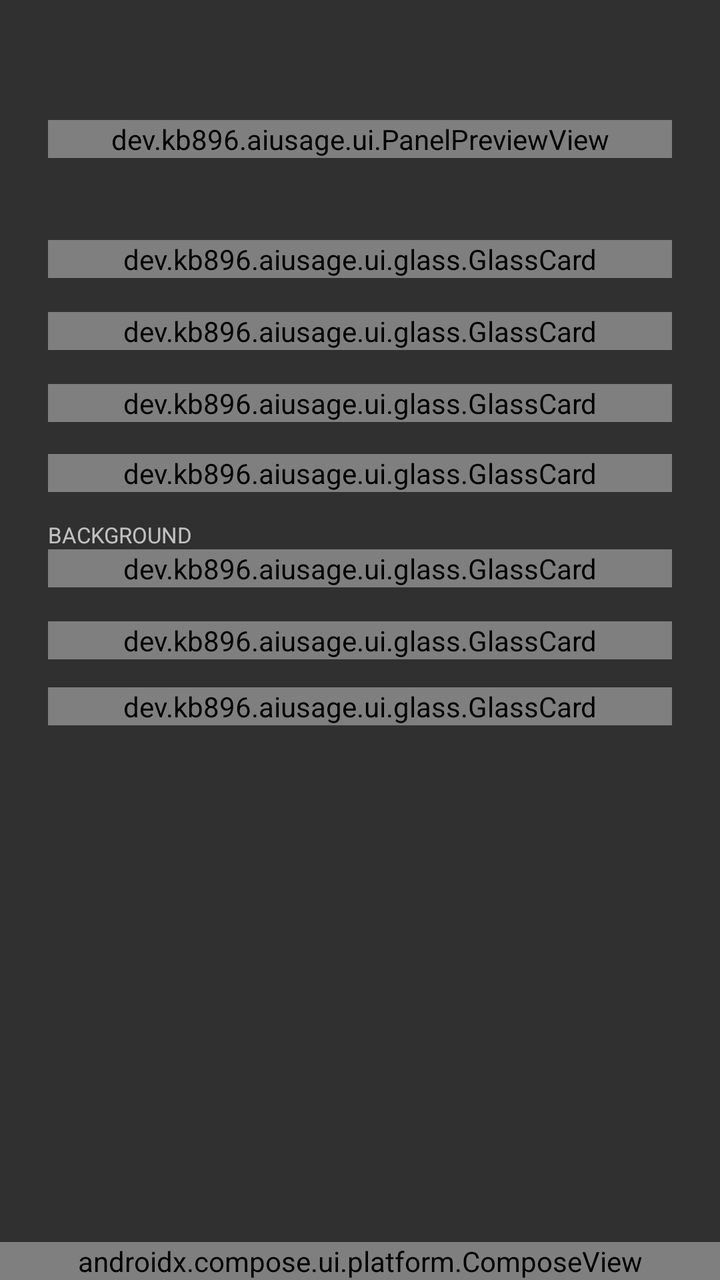
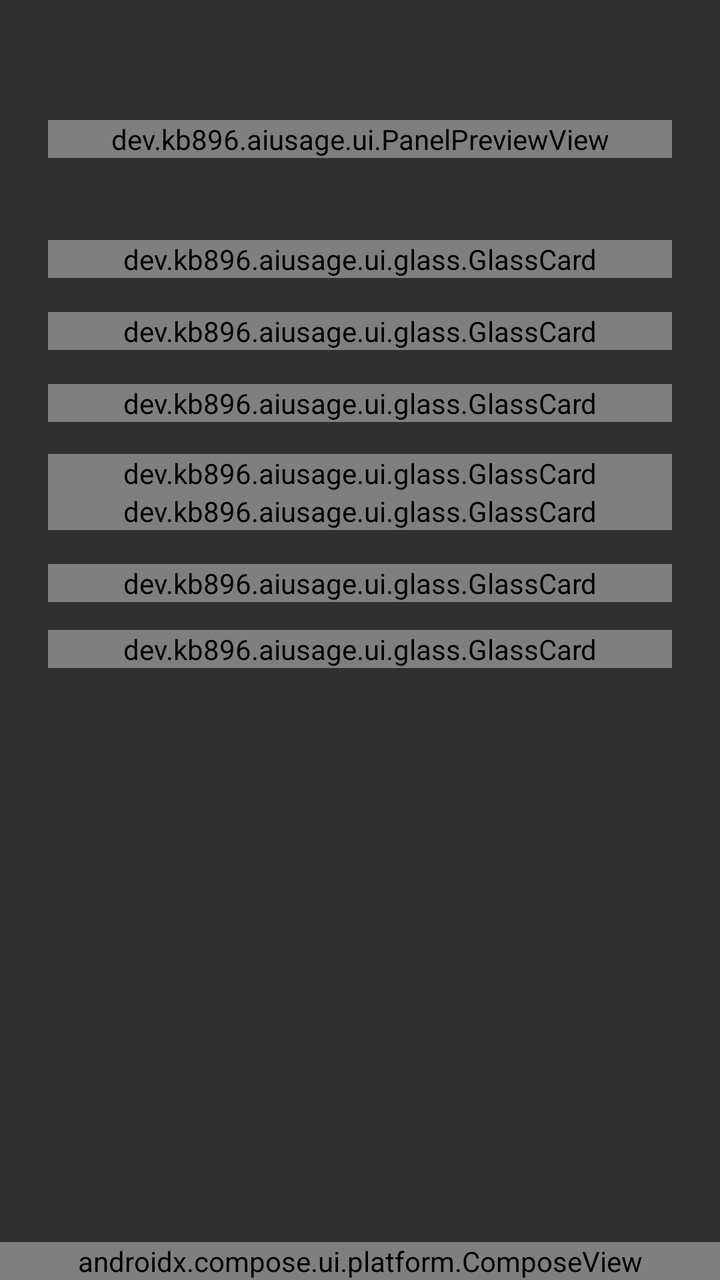

Two renders of the same Android screen: before a commit and after it. Below are the layout's source before the change and the commit's diff.
<!-- AndroidManifest.xml: application theme android:Theme.Material.NoActionBar -->
<!-- res/layout/activity_main.xml -->
<?xml version="1.0" encoding="utf-8"?>
<FrameLayout xmlns:android="http://schemas.android.com/apk/res/android"
    android:id="@+id/root_host"
    android:layout_width="match_parent"
    android:layout_height="match_parent">

<LinearLayout
    android:id="@+id/root_layout"
    android:layout_width="match_parent"
    android:layout_height="match_parent"
    android:orientation="vertical">

    <TextView
        android:id="@+id/preview_heading"
        android:layout_width="match_parent"
        android:layout_height="wrap_content"
        android:visibility="gone"
        android:text="ON THE BACK"
        android:textSize="12sp" />

    
    <LinearLayout
        android:layout_width="match_parent"
        android:layout_height="wrap_content"
        android:gravity="center_vertical"
        android:orientation="horizontal"
        android:paddingStart="24dp"
        android:paddingTop="18dp"
        android:paddingEnd="24dp">

        <ImageView
            android:id="@+id/app_icon"
            android:layout_width="34dp"
            android:layout_height="34dp"
            android:importantForAccessibility="no" />

        <TextView
            android:id="@+id/app_name"
            android:layout_width="wrap_content"
            android:layout_height="wrap_content"
            android:layout_marginStart="12dp"
            android:textColor="#FFFFFFFF"
            android:textSize="20sp" />
    </LinearLayout>

    <dev.kb896.aiusage.ui.PanelPreviewView
        android:id="@+id/panel_preview"
        android:layout_width="match_parent"
        android:layout_height="wrap_content"
        android:layout_marginStart="24dp"
        android:layout_marginTop="8dp"
        android:layout_marginEnd="24dp" />

    <View
        android:id="@+id/rule_pinned"
        android:layout_width="match_parent"
        android:layout_height="1dp"
        android:layout_marginTop="16dp" />

    <ScrollView
        android:id="@+id/root_scroll"
        android:layout_width="match_parent"
        android:layout_height="0dp"
        android:layout_weight="1"
        android:clipToPadding="false">

        <LinearLayout
            android:id="@+id/settings_layout"
            android:layout_width="match_parent"
            android:layout_height="wrap_content"
            android:orientation="vertical"
            android:padding="24dp">

        
        <dev.kb896.aiusage.ui.glass.GlassCard
            android:id="@+id/card_recovery"
            android:layout_width="match_parent"
            android:layout_height="wrap_content"
            android:orientation="vertical">

        
        <TextView
            android:id="@+id/recovery_note"
            android:layout_width="match_parent"
            android:layout_height="wrap_content"
            android:layout_marginTop="12dp"
            android:textSize="13sp"
            android:visibility="gone" />

        <HorizontalScrollView
            android:id="@+id/recovery_scroll"
            android:layout_width="match_parent"
            android:layout_height="wrap_content"
            android:layout_marginTop="4dp"
            android:scrollbars="horizontal"
            android:visibility="gone">

            <EditText
                android:id="@+id/recovery_command"
                android:layout_width="wrap_content"
                android:layout_height="wrap_content"
                android:background="@android:color/transparent"
                android:cursorVisible="false"
                android:importantForAutofill="no"
                android:inputType="none"
                android:paddingTop="2dp"
                android:paddingBottom="2dp"
                android:singleLine="true"
                android:textSize="13sp" />
        </HorizontalScrollView>

        <TextView
            android:id="@+id/recovery_display_absent"
            android:layout_width="match_parent"
            android:layout_height="wrap_content"
            android:layout_marginTop="8dp"
            android:textSize="13sp"
            android:visibility="gone" />

        </dev.kb896.aiusage.ui.glass.GlassCard>

        <View
            android:id="@+id/rule_1"
            android:layout_width="match_parent"
            android:layout_height="1dp"
            android:layout_marginTop="16dp" />

        <TextView
            android:id="@+id/setup_heading"
            android:layout_width="match_parent"
            android:layout_height="wrap_content"
            android:text="ONBOARDING"
            android:textSize="12sp"
            android:visibility="gone" />

        <dev.kb896.aiusage.ui.glass.GlassCard
            android:id="@+id/card_setup"
            android:layout_width="match_parent"
            android:layout_height="wrap_content"
            android:orientation="vertical">

        <LinearLayout
            android:id="@+id/setup_rows"
            android:layout_width="match_parent"
            android:layout_height="wrap_content"
            android:orientation="vertical" />

        </dev.kb896.aiusage.ui.glass.GlassCard>

        
        <LinearLayout
            android:id="@+id/tab_general"
            android:layout_width="match_parent"
            android:layout_height="wrap_content"
            android:orientation="vertical">

        <View
            android:id="@+id/rule_2"
            android:layout_width="match_parent"
            android:layout_height="1dp"
            android:layout_marginTop="16dp" />

        <dev.kb896.aiusage.ui.glass.GlassCard
            android:id="@+id/card_control"
            android:layout_width="match_parent"
            android:layout_height="wrap_content"
            android:orientation="vertical">

        
        <dev.kb896.aiusage.ui.glass.GlassButton
            android:id="@+id/show_button"
            android:layout_width="match_parent"
            android:layout_height="wrap_content"
            android:text="Show on the back"
            android:textSize="13sp" />

        </dev.kb896.aiusage.ui.glass.GlassCard>

        <dev.kb896.aiusage.ui.glass.GlassCard
            android:id="@+id/card_general"
            android:layout_width="match_parent"
            android:layout_height="wrap_content"
            android:layout_marginTop="16dp"
            android:orientation="vertical">

        <LinearLayout
            android:id="@+id/general_rows"
            android:layout_width="match_parent"
            android:layout_height="wrap_content"
            android:orientation="vertical" />

        </dev.kb896.aiusage.ui.glass.GlassCard>

        
        <TextView
            android:id="@+id/backdrop_heading"
            android:layout_width="match_parent"
            android:layout_height="wrap_content"
            android:layout_marginTop="14dp"
            android:text="BACKGROUND"
            android:textSize="11sp" />

        <dev.kb896.aiusage.ui.glass.GlassCard
            android:id="@+id/card_backdrop"
            android:layout_width="match_parent"
            android:layout_height="wrap_content"
            android:orientation="vertical">

        <LinearLayout
            android:layout_width="match_parent"
            android:layout_height="wrap_content"
            android:layout_marginTop="4dp"
            android:baselineAligned="false"
            android:orientation="horizontal">

            <dev.kb896.aiusage.ui.glass.GlassButton
                android:id="@+id/backdrop_color"
                android:layout_width="0dp"
                android:layout_height="wrap_content"
                android:layout_weight="1"
                android:text="COLOR"
                android:textSize="13sp" />

            <dev.kb896.aiusage.ui.glass.GlassButton
                android:id="@+id/backdrop_pick"
                android:layout_width="0dp"
                android:layout_height="wrap_content"
                android:layout_marginStart="6dp"
                android:layout_weight="1"
                android:text="IMAGE"
                android:textSize="13sp" />

            <dev.kb896.aiusage.ui.glass.GlassIconButton
                android:id="@+id/backdrop_clear"
                android:layout_width="52dp"
                android:layout_height="match_parent"
                android:layout_marginStart="6dp"
                android:contentDescription="Remove the background image"
                android:scaleType="centerInside"
                android:src="@drawable/ic_trash" />
        </LinearLayout>

        </dev.kb896.aiusage.ui.glass.GlassCard>

        <View
            android:id="@+id/rule_advanced"
            android:layout_width="match_parent"
            android:layout_height="1dp"
            android:layout_marginTop="16dp" />

        <dev.kb896.aiusage.ui.glass.GlassCard
            android:id="@+id/card_advanced"
            android:layout_width="match_parent"
            android:layout_height="wrap_content"
            android:orientation="vertical">

        <TextView
            android:id="@+id/geo_heading"
            android:layout_width="match_parent"
            android:layout_height="wrap_content"
            android:layout_marginTop="16dp"
            android:text="ADVANCED  ▸"
            android:textSize="12sp" />

        <LinearLayout
            android:id="@+id/geo_body"
            android:layout_width="match_parent"
            android:layout_height="wrap_content"
            android:orientation="vertical"
            android:visibility="gone">

        <TextView
            android:id="@+id/geo_hint"
            android:layout_width="match_parent"
            android:layout_height="wrap_content"
            android:layout_marginTop="4dp"
            android:text="For a phone whose rear display is not the one this was measured on — a larger model, say. Both rings share X and radius so they cannot drift apart. Changes show on the back as you drag."
            android:textSize="10sp" />

        <LinearLayout
            android:id="@+id/advanced_rows"
            android:layout_width="match_parent"
            android:layout_height="wrap_content"
            android:orientation="vertical" />

        <TextView
            android:id="@+id/geo_cx_label"
            android:layout_width="match_parent"
            android:layout_height="wrap_content"
            android:layout_marginTop="10dp"
            android:text="RING X"
            android:textSize="11sp" />

        <dev.kb896.aiusage.ui.glass.GlassSlider
            style="@style/PanelSeekBar"
            android:id="@+id/geo_cx"
            android:layout_width="match_parent"
            android:layout_height="wrap_content" />

        <TextView
            android:id="@+id/geo_cy1_label"
            android:layout_width="match_parent"
            android:layout_height="wrap_content"
            android:layout_marginTop="10dp"
            android:text="PERSONAL Y"
            android:textSize="11sp" />

        <dev.kb896.aiusage.ui.glass.GlassSlider
            style="@style/PanelSeekBar"
            android:id="@+id/geo_cy1"
            android:layout_width="match_parent"
            android:layout_height="wrap_content" />

        <TextView
            android:id="@+id/geo_cy2_label"
            android:layout_width="match_parent"
            android:layout_height="wrap_content"
            android:layout_marginTop="10dp"
            android:text="WORK Y"
            android:textSize="11sp" />

        <dev.kb896.aiusage.ui.glass.GlassSlider
            style="@style/PanelSeekBar"
            android:id="@+id/geo_cy2"
            android:layout_width="match_parent"
            android:layout_height="wrap_content" />

        <TextView
            android:id="@+id/geo_radius_label"
            android:layout_width="match_parent"
            android:layout_height="wrap_content"
            android:layout_marginTop="10dp"
            android:text="RADIUS"
            android:textSize="11sp" />

        <dev.kb896.aiusage.ui.glass.GlassSlider
            style="@style/PanelSeekBar"
            android:id="@+id/geo_radius"
            android:layout_width="match_parent"
            android:layout_height="wrap_content" />

        <TextView
            android:id="@+id/geo_stroke_label"
            android:layout_width="match_parent"
            android:layout_height="wrap_content"
            android:layout_marginTop="10dp"
            android:text="STROKE"
            android:textSize="11sp" />

        <dev.kb896.aiusage.ui.glass.GlassSlider
            style="@style/PanelSeekBar"
            android:id="@+id/geo_stroke"
            android:layout_width="match_parent"
            android:layout_height="wrap_content" />

        <dev.kb896.aiusage.ui.glass.GlassButton
            android:id="@+id/geo_reset"
            android:layout_width="match_parent"
            android:layout_height="wrap_content"
            android:layout_marginTop="12dp"
            android:text="Reset to measured defaults"
            android:textSize="13sp" />

        </LinearLayout>

        </dev.kb896.aiusage.ui.glass.GlassCard>

        
        <FrameLayout
            android:id="@+id/debug_slot"
            android:layout_width="match_parent"
            android:layout_height="wrap_content" />

        
        <dev.kb896.aiusage.ui.glass.GlassCard
            android:id="@+id/card_credits"
            android:layout_width="match_parent"
            android:layout_height="wrap_content"
            android:layout_marginTop="14dp"
            android:orientation="vertical">

        <dev.kb896.aiusage.ui.glass.GlassButton
            android:id="@+id/credits"
            android:layout_width="match_parent"
            android:layout_height="wrap_content"
            android:layout_marginTop="4dp"
            android:text="Credits"
            android:textSize="13sp" />

        </dev.kb896.aiusage.ui.glass.GlassCard>

        </LinearLayout>

        <LinearLayout
            android:id="@+id/tab_usage"
            android:visibility="gone"
            android:layout_width="match_parent"
            android:layout_height="wrap_content"
            android:orientation="vertical">

        <View
            android:id="@+id/rule_settings"
            android:layout_width="match_parent"
            android:layout_height="1dp"
            android:layout_marginTop="16dp" />

        <TextView
            android:id="@+id/settings_heading"
            android:visibility="gone"
            android:layout_width="match_parent"
            android:layout_height="wrap_content"
            android:layout_marginTop="16dp"
            android:text="PANEL"
            android:textSize="12sp" />

        <dev.kb896.aiusage.ui.glass.GlassCard
            android:id="@+id/card_panel"
            android:layout_width="match_parent"
            android:layout_height="wrap_content"
            android:orientation="vertical">

        <TextView
            android:id="@+id/settings_title_label"
            android:layout_width="match_parent"
            android:layout_height="wrap_content"
            android:layout_marginTop="10dp"
            android:text="TITLE"
            android:textSize="11sp" />

        
        <LinearLayout
            android:layout_width="match_parent"
            android:layout_height="wrap_content"
            android:layout_marginTop="2dp"
            android:baselineAligned="false"
            android:gravity="center_vertical"
            android:orientation="horizontal">

            <dev.kb896.aiusage.ui.glass.GlassField
                android:id="@+id/settings_title"
                android:layout_width="0dp"
                android:layout_height="wrap_content"
                android:layout_weight="1"
                android:hint="CLAUDE USAGE"
                android:inputType="textCapCharacters"
                android:maxLines="1"
                android:textSize="14sp" />

            <dev.kb896.aiusage.ui.glass.GlassChip
                android:id="@+id/settings_title_color"
                android:layout_width="36dp"
                android:layout_height="36dp"
                android:layout_marginStart="12dp" />
        </LinearLayout>

        <LinearLayout
            android:id="@+id/settings_rows"
            android:layout_width="match_parent"
            android:layout_height="wrap_content"
            android:orientation="vertical" />

        </dev.kb896.aiusage.ui.glass.GlassCard>

        <TextView
            android:id="@+id/settings_art_label"
            android:layout_width="match_parent"
            android:layout_height="wrap_content"
            android:layout_marginTop="14dp"
            android:text="BOTTOM ARTWORK"
            android:textSize="11sp" />

        <dev.kb896.aiusage.ui.glass.GlassCard
            android:id="@+id/card_art"
            android:layout_width="match_parent"
            android:layout_height="wrap_content"
            android:orientation="vertical">

        <dev.kb896.aiusage.ui.glass.GlassButton
            android:id="@+id/art_pick"
            android:layout_width="match_parent"
            android:layout_height="wrap_content"
            android:layout_marginTop="4dp"
            android:text="Choose an image"
            android:textSize="13sp" />

        </dev.kb896.aiusage.ui.glass.GlassCard>

        </LinearLayout>

        <LinearLayout
            android:id="@+id/tab_clock"
            android:layout_width="match_parent"
            android:layout_height="wrap_content"
            android:orientation="vertical"
            android:visibility="gone">

        <TextView
            android:id="@+id/clock_heading"
            android:visibility="gone"
            android:layout_width="match_parent"
            android:layout_height="wrap_content"
            android:layout_marginTop="16dp"
            android:text="CLOCK PAGE"
            android:textSize="12sp" />

        <dev.kb896.aiusage.ui.glass.GlassCard
            android:id="@+id/card_clock"
            android:layout_width="match_parent"
            android:layout_height="wrap_content"
            android:orientation="vertical">

        <LinearLayout
            android:id="@+id/clock_rows"
            android:layout_width="match_parent"
            android:layout_height="wrap_content"
            android:orientation="vertical" />

        </dev.kb896.aiusage.ui.glass.GlassCard>

        </LinearLayout>

        <LinearLayout
            android:id="@+id/tab_media"
            android:layout_width="match_parent"
            android:layout_height="wrap_content"
            android:orientation="vertical"
            android:visibility="gone">

        <TextView
            android:id="@+id/media_heading"
            android:visibility="gone"
            android:layout_width="match_parent"
            android:layout_height="wrap_content"
            android:layout_marginTop="16dp"
            android:text="MEDIA PAGE"
            android:textSize="12sp" />

        <dev.kb896.aiusage.ui.glass.GlassCard
            android:id="@+id/card_media"
            android:layout_width="match_parent"
            android:layout_height="wrap_content"
            android:orientation="vertical">

        <LinearLayout
            android:id="@+id/media_rows"
            android:layout_width="match_parent"
            android:layout_height="wrap_content"
            android:orientation="vertical" />

        </dev.kb896.aiusage.ui.glass.GlassCard>

        </LinearLayout>

        <LinearLayout
            android:id="@+id/tab_aod"
            android:layout_width="match_parent"
            android:layout_height="wrap_content"
            android:orientation="vertical"
            android:visibility="gone">

        <TextView
            android:id="@+id/aod_heading"
            android:visibility="gone"
            android:layout_width="match_parent"
            android:layout_height="wrap_content"
            android:layout_marginTop="16dp"
            android:text="ALWAYS-ON"
            android:textSize="12sp" />

        <dev.kb896.aiusage.ui.glass.GlassCard
            android:id="@+id/card_aod"
            android:layout_width="match_parent"
            android:layout_height="wrap_content"
            android:orientation="vertical">

        <LinearLayout
            android:id="@+id/aod_rows"
            android:layout_width="match_parent"
            android:layout_height="wrap_content"
            android:orientation="vertical" />

        </dev.kb896.aiusage.ui.glass.GlassCard>

        </LinearLayout>

        </LinearLayout>
    </ScrollView>
</LinearLayout>


<androidx.compose.ui.platform.ComposeView
    android:id="@+id/tab_bar"
    android:layout_width="match_parent"
    android:layout_height="wrap_content"
    android:layout_gravity="bottom" />
</FrameLayout>
<!-- resources referenced by this layout -->
<resources>
  <!-- drawable ic_trash (drawable) -->
  <vector xmlns:android="http://schemas.android.com/apk/res/android"
      android:width="24dp"
      android:height="24dp"
      android:viewportWidth="24"
      android:viewportHeight="24"
      android:tint="?android:attr/textColorPrimary">
      <path
          android:fillColor="@android:color/white"
          android:pathData="M6,19c0,1.1 0.9,2 2,2h8c1.1,0 2,-0.9 2,-2V7H6v12zM19,4h-3.5l-1,-1h-5l-1,1H5v2h14V4z" />
  </vector>
  <style name="PanelSeekBar" parent="@android:style/Widget.Material.SeekBar">
          <item name="android:progressDrawable">@drawable/seek_track</item>
          <item name="android:thumb">@drawable/seek_thumb</item>
          <item name="android:thumbOffset">0dp</item>
          
          <item name="android:splitTrack">false</item>
          <item name="android:background">@null</item>
      </style>
  <!-- drawable seek_track (drawable) -->
  <?xml version="1.0" encoding="utf-8"?>
  <layer-list xmlns:android="http://schemas.android.com/apk/res/android">
      <item android:id="@android:id/background">
          <shape android:shape="rectangle">
              <solid android:color="#FF2A2C2E" />
              <size android:height="6dp" />
          </shape>
      </item>
      <item android:id="@android:id/progress">
          <clip>
              <shape android:shape="rectangle">
                  <solid android:color="#FFB5BD68" />
                  <size android:height="6dp" />
              </shape>
          </clip>
      </item>
  </layer-list>
  <!-- drawable seek_thumb (drawable) -->
  <?xml version="1.0" encoding="utf-8"?>
  <shape xmlns:android="http://schemas.android.com/apk/res/android"
      android:shape="rectangle">
      <solid android:color="#FFB5BD68" />
      <size android:width="18dp" android:height="18dp" />
  </shape>
</resources>

<!-- the commit's change to res/layout/activity_main.xml (unified diff, before → after) -->
@@ -192,24 +192,24 @@
         </dev.kb896.aiusage.ui.glass.GlassCard>
 
         
+        <dev.kb896.aiusage.ui.glass.GlassCard
+            android:id="@+id/card_backdrop"
+            android:layout_width="match_parent"
+            android:layout_height="wrap_content"
+            android:orientation="vertical">
+
+        
         <TextView
             android:id="@+id/backdrop_heading"
             android:layout_width="match_parent"
             android:layout_height="wrap_content"
-            android:layout_marginTop="14dp"
-            android:text="BACKGROUND"
-            android:textSize="11sp" />
-
-        <dev.kb896.aiusage.ui.glass.GlassCard
-            android:id="@+id/card_backdrop"
-            android:layout_width="match_parent"
-            android:layout_height="wrap_content"
-            android:orientation="vertical">
-
-        <LinearLayout
-            android:layout_width="match_parent"
-            android:layout_height="wrap_content"
-            android:layout_marginTop="4dp"
+            android:text="Background"
+            android:textSize="13sp" />
+
+        <LinearLayout
+            android:layout_width="match_parent"
+            android:layout_height="wrap_content"
+            android:layout_marginTop="8dp"
             android:baselineAligned="false"
             android:orientation="horizontal">
 
@@ -254,20 +254,19 @@
             android:layout_height="wrap_content"
             android:orientation="vertical">
 
+        
         <TextView
             android:id="@+id/geo_heading"
             android:layout_width="match_parent"
             android:layout_height="wrap_content"
-            android:layout_marginTop="16dp"
-            android:text="ADVANCED  ▸"
-            android:textSize="12sp" />
+            android:text="Advanced"
+            android:textSize="13sp" />
 
         <LinearLayout
             android:id="@+id/geo_body"
             android:layout_width="match_parent"
             android:layout_height="wrap_content"
-            android:orientation="vertical"
-            android:visibility="gone">
+            android:orientation="vertical">
 
         <TextView
             android:id="@+id/geo_hint"
